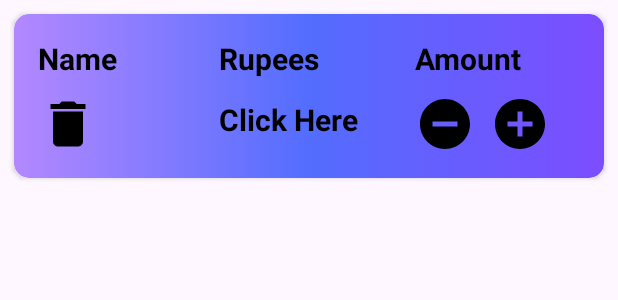
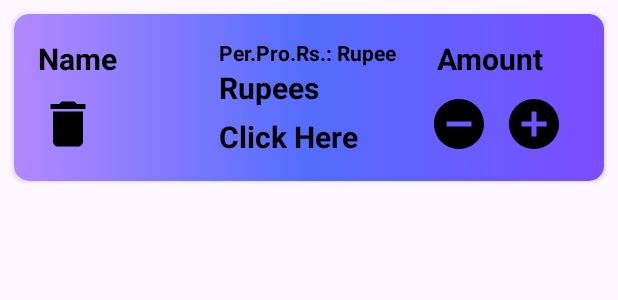
Before and after one commit to Aviraj1510/ShoppingApp, an Android app: the layout shopping_row.xml on its own in the app's theme, with its tools: preview values and no code run, on a phone screen of 412 x 824 dp. Shown: the top 300 px of the screen. Run offline under Robolectric (Android 15) with nearby library versions, the light colour scheme and no system bars.

Commit message:
Add Rupee Functionality

```diff
--- a/app/src/main/java/com/example/shoppinglistjava/Adapter/ShoppingListAdapter.java
+++ b/app/src/main/java/com/example/shoppinglistjava/Adapter/ShoppingListAdapter.java
@@ -82,7 +82,7 @@ public class ShoppingListAdapter extends RecyclerView.Adapter<ShoppingListAdapte
 
     public class ViewHolder extends RecyclerView.ViewHolder{
 
-        TextView tvName, tvAmount, tvRupee, Rupee;
+        TextView tvName, tvAmount, tvRupee, Rupee, PPRs;
         ImageView ivDelete,ivPlus, ivMinus;
 
         public ViewHolder(@NonNull View itemView) {
@@ -94,6 +94,7 @@ public class ShoppingListAdapter extends RecyclerView.Adapter<ShoppingListAdapte
             ivMinus = itemView.findViewById(R.id.ivMinus);
             tvRupee = itemView.findViewById(R.id.tvRupee);
             Rupee = itemView.findViewById(R.id.Rupee);
+            PPRs = itemView.findViewById(R.id.perproductrupee);
 
         }
 
@@ -101,7 +102,7 @@ public class ShoppingListAdapter extends RecyclerView.Adapter<ShoppingListAdapte
             tvName.setText(item.getName());
             tvAmount.setText(String.valueOf(item.getAmount()));
             tvRupee.setText(String.valueOf(item.getTotalrupees()));
-
+            PPRs.setText(String.valueOf(item.getRupees()));
 
             ivDelete.setOnClickListener(v -> listener.onDeleteClick(item));
             ivPlus.setOnClickListener(v -> listener.onPlusClick(item));
--- a/app/src/main/res/drawable/ic_back_foreground.xml
+++ b/app/src/main/res/drawable/ic_back_foreground.xml
@@ -3,7 +3,7 @@
     android:height="108dp"
     android:viewportWidth="24"
     android:viewportHeight="24"
-    android:tint="#000000"
+    android:tint="#FF6F00"
     android:autoMirrored="true">
   <group android:scaleX="0.58"
       android:scaleY="0.58"
--- a/app/src/main/res/layout/shopping_row.xml
+++ b/app/src/main/res/layout/shopping_row.xml
@@ -57,12 +57,33 @@
         android:layout_weight="1"
         android:layout_marginLeft="0dp"
         >
+        <LinearLayout
+            android:layout_width="match_parent"
+            android:layout_height="wrap_content"
+            android:orientation="horizontal">
+            <TextView
+                android:layout_width="wrap_content"
+                android:layout_height="wrap_content"
+                android:text="Per.Pro.Rs.: "
+                android:textColor="@color/black"
+                android:textStyle="bold"/>
+            <TextView
+                android:id="@+id/perproductrupee"
+                android:layout_width="wrap_content"
+                android:layout_height="wrap_content"
+                android:text="Rupee"
+                android:textColor="@color/black"
+                android:textStyle="bold"/>
+        </LinearLayout>
+
+
         <TextView
             android:id="@+id/tvRupee"
             android:layout_width="match_parent"
             android:layout_height="wrap_content"
             android:text="Rupees"
             android:textColor="@color/black"
+            android:layout_marginTop="0dp"
             android:textStyle="bold"
             android:textSize="20sp"
             />
@@ -75,7 +96,7 @@
             android:text="Click Here"
             android:textColor="@color/black"
             android:textStyle="bold"
-            android:layout_marginTop="13dp"
+            android:layout_marginTop="5dp"
             android:textSize="20sp"
             />
 
@@ -87,9 +108,7 @@
         android:layout_width="match_parent"
         android:layout_height="match_parent"
         android:layout_weight="1"
-        android:layout_gravity="left"
-        android:layout_marginLeft="10dp"
-        android:gravity="center"
+        android:layout_marginLeft="19dp"
         android:orientation="vertical">
         <TextView
             android:id="@+id/tvAmount"
@@ -97,6 +116,8 @@
             android:layout_height="wrap_content"
             android:text="Amount"
             android:layout_gravity="left"
+            android:layout_marginLeft="5dp"
+            android:gravity="top"
             android:textStyle="bold"
             android:textColor="@color/black"
             android:textSize="20sp"
--- a/app/src/main/res/values-night/themes.xml
+++ b/app/src/main/res/values-night/themes.xml
@@ -3,5 +3,10 @@
     <style name="Base.Theme.ShoppingListJava" parent="Theme.Material3.DayNight.NoActionBar">
         <!-- Customize your dark theme here. -->
         <!-- <item name="colorPrimary">@color/my_dark_primary</item> -->
+
     </style>
+
+
+
+
 </resources>
--- a/app/src/main/res/values/colors.xml
+++ b/app/src/main/res/values/colors.xml
@@ -12,4 +12,8 @@
     <color name="color7">#0091EA</color>
     <color name="color8">#00B8D4</color>
     <color name="color9">#00BFA5</color>
+
+
+
+
 </resources>
--- a/app/src/main/res/values/themes.xml
+++ b/app/src/main/res/values/themes.xml
@@ -1,8 +1,10 @@
 <resources xmlns:tools="http://schemas.android.com/tools">
     <!-- Base application theme. -->
     <style name="Base.Theme.ShoppingListJava" parent="Theme.Material3.DayNight.NoActionBar">
+
         <!-- Customize your light theme here. -->
         <!-- <item name="colorPrimary">@color/my_light_primary</item> -->
+
     </style>
 
     <style name="Theme.ShoppingListJava" parent="Base.Theme.ShoppingListJava" />
```
